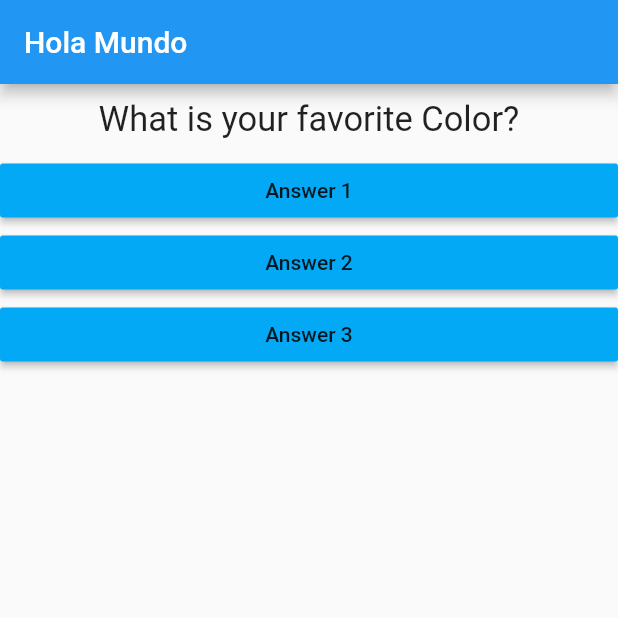
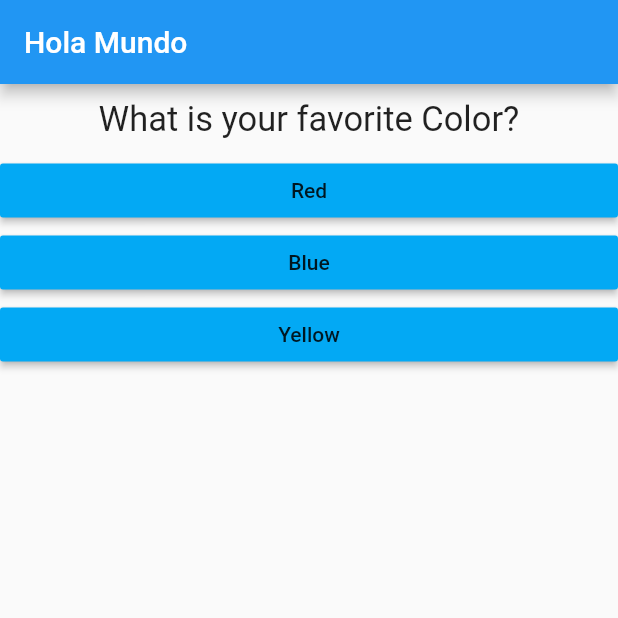
Before and after one commit to jarg021/Flutter, a Flutter app: the screen it shows after launch, on a phone screen of 412 x 824 dp, the top half of it. Run offline on Flutter 3.47's test engine with Material 2 defaults, Android fonts, the phone set to English and light mode, and no system bars.

Commit message:
Add map to witgets

```diff
--- a/lib/main.dart
+++ b/lib/main.dart
@@ -1,6 +1,7 @@
 import 'package:flutter/material.dart';
 import './questions.dart';
 import './answer.dart';
+
 void main() {
   runApp(MyApp());
 }
@@ -26,8 +27,18 @@ class _MyappState extends State<MyApp> {
   @override
   Widget build(BuildContext context) {
     var _questions = [
-      "What is your favorite Color?",
-      "What is your favorite animal?",
+      {
+        "questionText": "What is your favorite Color?",
+        "Answer1": "Red",
+        "Answer2": "Blue",
+        "Answer3": "Yellow",
+      },
+      {
+        "questionText": "What is your favorite animal?",
+        "Answer1": "pyhotn",
+        "Answer2": "dog",
+        "Answer3": "cat",
+      }
     ];
 
     return MaterialApp(
@@ -36,10 +47,10 @@ class _MyappState extends State<MyApp> {
           title: Text("Hola Mundo"),
         ),
         body: Column(children: [
-          Questions(_questions[indexQuestion]),
-          Answer(_answerQuetion,"Answer 1"),
-          Answer(_answerQuetion,"Answer 2"),
-          Answer(_answerQuetion,"Answer 3"),
+          Questions(_questions[indexQuestion]["questionText"]),
+          Answer(_answerQuetion, _questions[indexQuestion]["Answer1"]),
+          Answer(_answerQuetion,  _questions[indexQuestion]["Answer2"]),
+          Answer(_answerQuetion,  _questions[indexQuestion]["Answer3"]),
         ]),
       ),
     );
```
Lines whose indentation alone changed are shown as unchanged.
